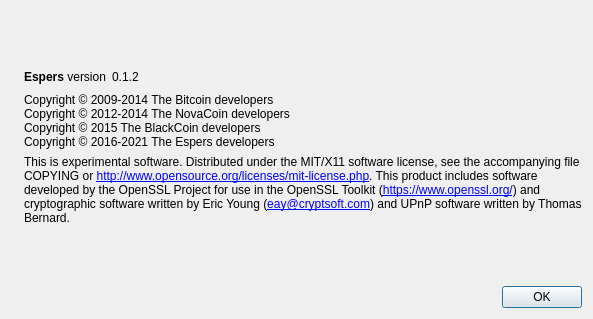
CryptoCoderz/Espers, file src/qt/forms/aboutdialog.ui: the form before one commit.
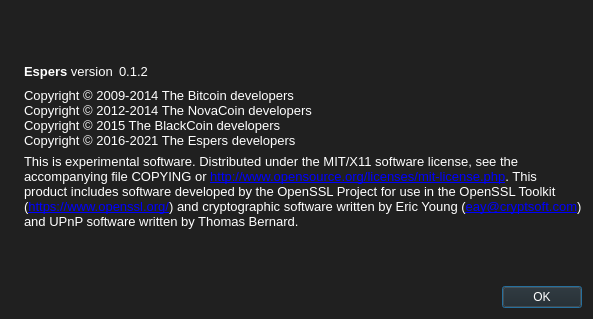
The form after the commit. Icons and pictures are not drawn.

Diff of the .ui file:
```diff
--- a/src/qt/forms/aboutdialog.ui
+++ b/src/qt/forms/aboutdialog.ui
@@ -13,6 +13,10 @@
   <property name="windowTitle">
    <string>About Espers</string>
   </property>
+  <property name="styleSheet">
+   <string notr="true">background-color: rgb(32, 32, 32);
+    color: rgb(255, 255, 255);</string>
+  </property>
   <layout class="QHBoxLayout" name="horizontalLayout_2">
    <item>
     <widget class="QLabel" name="label_4">
@@ -49,6 +53,11 @@
       <layout class="QHBoxLayout" name="horizontalLayout">
        <item>
         <widget class="QLabel" name="label">
+          <property name="font">
+          <font>
+           <pointsize>10</pointsize>
+          </font>
+         </property>
          <property name="cursor">
           <cursorShape>IBeamCursor</cursorShape>
          </property>
@@ -62,6 +71,11 @@
        </item>
        <item>
         <widget class="QLabel" name="versionLabel">
+          <property name="font">
+          <font>
+           <pointsize>10</pointsize>
+          </font>
+         </property>
          <property name="cursor">
           <cursorShape>IBeamCursor</cursorShape>
          </property>
@@ -90,6 +104,11 @@
      </item>
      <item>
       <widget class="QLabel" name="copyrightLabel">
+        <property name="font">
+          <font>
+           <pointsize>10</pointsize>
+          </font>
+         </property>
        <property name="cursor">
         <cursorShape>IBeamCursor</cursorShape>
        </property>
@@ -106,6 +125,11 @@
      </item>
      <item>
       <widget class="QLabel" name="label_2">
+        <property name="font">
+          <font>
+           <pointsize>10</pointsize>
+          </font>
+         </property>
        <property name="cursor">
         <cursorShape>IBeamCursor</cursorShape>
        </property>
@@ -143,6 +167,11 @@
      </item>
      <item>
       <widget class="QDialogButtonBox" name="buttonBox">
+        <property name="font">
+          <font>
+           <pointsize>10</pointsize>
+          </font>
+         </property>
        <property name="orientation">
         <enum>Qt::Horizontal</enum>
        </property>
```
